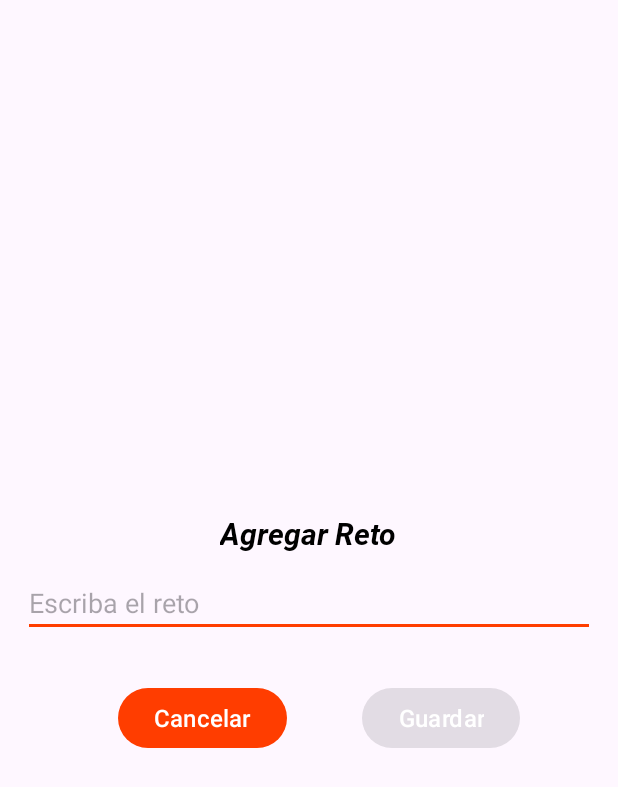
After one commit to oscarMyerston/picobotella2, an Android app: the layout dialogo_agregar_reto.xml on its own in the app's theme, with its tools: preview values and no code run, on a phone screen of 412 x 824 dp. The commit adds this screen. Shown: the top 787 px of the screen. Run offline under Robolectric (Android 15) with nearby library versions, the phone set to English and light mode, and no system bars.

Commit message:
Add Reto

```diff
--- /dev/null
+++ b/app/src/main/java/com/example/picobotella/view/dialogo/DialogoAgregarReto.kt
@@ -0,0 +1,37 @@
+package com.example.picobotella.view.dialogo
+
+import android.content.Context
+import android.view.LayoutInflater
+import androidx.appcompat.app.AlertDialog
+import androidx.core.widget.addTextChangedListener
+import com.example.picobotella.databinding.DialogoAgregarRetoBinding
+import com.example.picobotella.viewmodel.JuegoViewModel
+
+object DialogoAgregarReto {
+    fun showDialogAgregarReto(
+        context: Context,
+        juegoViewModel: JuegoViewModel,
+        actualizarLista:() -> Unit
+        ) {
+        val inflater = LayoutInflater.from(context)
+        val binding = DialogoAgregarRetoBinding.inflate(inflater)
+        val alertDialog = AlertDialog.Builder(context).create()
+        alertDialog.setCancelable(false)
+        alertDialog.setView(binding.root)
+
+        binding.idEditPeniencia.addTextChangedListener {
+            binding.idBtnGuardar.isEnabled = binding.idEditPeniencia.toString().isNotEmpty()
+        }
+
+        binding.idBtnCancelar.setOnClickListener {
+            alertDialog.dismiss()
+        }
+
+        binding.idBtnGuardar.setOnClickListener {
+            actualizarLista.invoke()
+            alertDialog.dismiss()
+        }
+
+        alertDialog.show()
+    }
+}
--- a/app/src/main/java/com/example/picobotella/view/fragment/AgregarRetoFragment.kt
+++ b/app/src/main/java/com/example/picobotella/view/fragment/AgregarRetoFragment.kt
@@ -9,6 +9,7 @@ import androidx.fragment.app.viewModels
 import androidx.navigation.fragment.findNavController
 import com.example.picobotella.R
 import com.example.picobotella.databinding.FragmentAgregarRetoBinding
+import com.example.picobotella.view.dialogo.DialogoAgregarReto.showDialogAgregarReto
 import com.example.picobotella.viewmodel.JuegoViewModel
 
 
@@ -35,6 +36,12 @@ class AgregarRetoFragment : Fragment() {
         binding.icContentBarra.ivAtras.setOnClickListener {
             findNavController(). popBackStack()
         }
+
+        binding.floatBtn.setOnClickListener {
+            showDialogAgregarReto(requireContext(), juegoViewModel) {
+
+            }
+        }
     }
 
     private fun observadorViewModel() {
--- /dev/null
+++ b/app/src/main/res/layout/dialogo_agregar_reto.xml
@@ -0,0 +1,72 @@
+<?xml version="1.0" encoding="utf-8"?>
+<layout xmlns:android="http://schemas.android.com/apk/res/android"
+    xmlns:app="http://schemas.android.com/apk/res-auto">
+
+    <data/>
+
+    <androidx.constraintlayout.widget.ConstraintLayout
+        android:layout_width="match_parent"
+        android:layout_height="match_parent">
+
+        <LinearLayout
+            android:id="@+id/ll_content"
+            android:layout_width="match_parent"
+            android:layout_height="wrap_content"
+            android:orientation="vertical"
+            android:layout_margin="15dp"
+             app:layout_constraintBottom_toBottomOf="parent"
+            app:layout_constraintTop_toTopOf="parent"
+            app:layout_constraintStart_toStartOf="parent"
+            app:layout_constraintEnd_toEndOf="parent">
+
+            <TextView
+                android:layout_width="wrap_content"
+                android:layout_height="wrap_content"
+                android:layout_gravity="center"
+                android:layout_marginTop="10dp"
+                android:padding="10dp"
+                android:fontFamily="@font/robotobolditalic"
+                android:text="@string/agregar_reto"
+                android:textColor="@color/black"
+                android:textSize="20sp"/>
+            <EditText
+                android:id="@+id/idEditPeniencia"
+                android:layout_width="match_parent"
+                android:layout_height="wrap_content"
+                android:layout_marginBottom="30dp"
+                android:hint="@string/texto_hint"
+                android:backgroundTint="@color/color_general"/>
+
+            <LinearLayout
+                android:layout_width="match_parent"
+                android:layout_height="wrap_content"
+                android:orientation="horizontal"
+                android:gravity="end">
+
+                <Button
+                    android:id="@+id/idBtnCancelar"
+                    android:layout_width="wrap_content"
+                    android:layout_height="wrap_content"
+                    android:text="@string/btn_cancelar"
+                    android:layout_marginEnd="50dp"
+                    android:textColor="@color/white"
+                    android:textAllCaps="false"
+                    android:textSize="16sp"/>
+
+                <Button
+                    android:id="@+id/idBtnGuardar"
+                    android:layout_width="wrap_content"
+                    android:layout_height="wrap_content"
+                    android:text="@string/btn_guardar"
+                    android:layout_marginEnd="50dp"
+                    android:textColor="@color/white"
+                    android:textAllCaps="false"
+                    android:enabled="false"
+                    android:textSize="16sp"/>
+
+            </LinearLayout>
+
+        </LinearLayout>
+
+    </androidx.constraintlayout.widget.ConstraintLayout>
+</layout>
--- a/app/src/main/res/values/strings.xml
+++ b/app/src/main/res/values/strings.xml
@@ -7,5 +7,9 @@
     <string name="retos">Retos</string>
     <string name="descripcion_reto">Descripción reto</string>
     <string name="btn_flotante">Agregar retor</string>
+    <string name="agregar_reto">Agregar Reto</string>
+    <string name="texto_hint">Escriba el reto</string>
+    <string name="btn_cancelar">Cancelar</string>
+    <string name="btn_guardar">Guardar</string>
 
 </resources>
```
